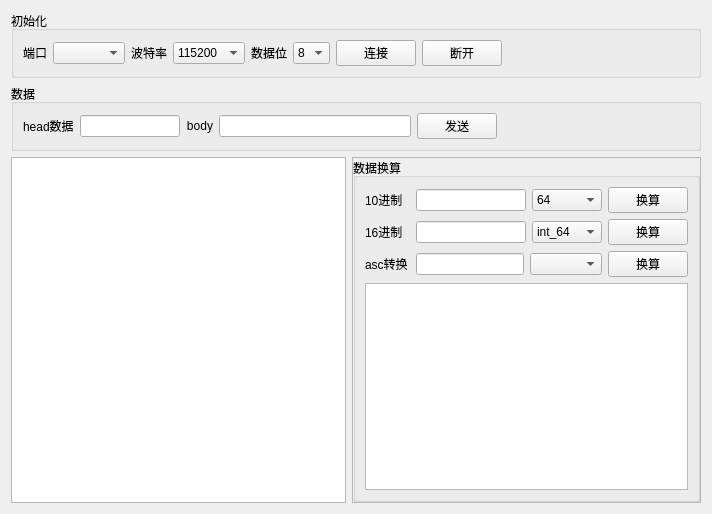
The window that serialWorkTool/datashowform.ui (HackerFave/wj) describes before a commit, drawn with Qt 5.
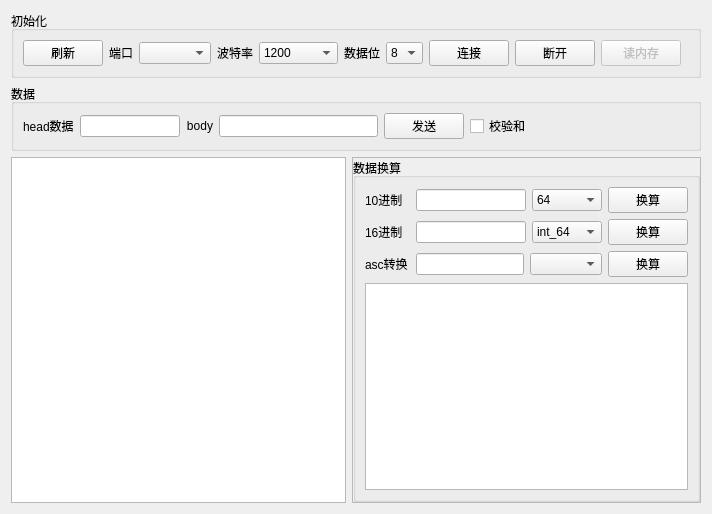
The same window after the commit.

```diff
--- a/serialWorkTool/datashowform.ui
+++ b/serialWorkTool/datashowform.ui
@@ -20,6 +20,13 @@
       <string>初始化</string>
      </property>
      <layout class="QHBoxLayout" name="horizontalLayout_5">
+      <item>
+       <widget class="QPushButton" name="pushButton_shuaxin">
+        <property name="text">
+         <string>刷新</string>
+        </property>
+       </widget>
+      </item>
       <item>
        <widget class="QLabel" name="label">
         <property name="text">
@@ -43,7 +50,7 @@
       <item>
        <widget class="QComboBox" name="comboBox_BaudRate">
         <property name="currentIndex">
-         <number>7</number>
+         <number>0</number>
         </property>
         <item>
          <property name="text">
@@ -85,6 +92,11 @@
           <string>115200</string>
          </property>
         </item>
+        <item>
+         <property name="text">
+          <string>2560000</string>
+         </property>
+        </item>
        </widget>
       </item>
       <item>
@@ -138,6 +150,16 @@
         </property>
        </widget>
       </item>
+      <item>
+       <widget class="QPushButton" name="pushButton_readMemory">
+        <property name="enabled">
+         <bool>false</bool>
+        </property>
+        <property name="text">
+         <string>读内存</string>
+        </property>
+       </widget>
+      </item>
       <item>
        <spacer name="horizontalSpacer">
         <property name="orientation">
@@ -197,6 +219,13 @@
         </property>
        </widget>
       </item>
+      <item>
+       <widget class="QCheckBox" name="checkBox_jiaoyan">
+        <property name="text">
+         <string>校验和</string>
+        </property>
+       </widget>
+      </item>
       <item>
        <spacer name="horizontalSpacer_2">
         <property name="orientation">
```
